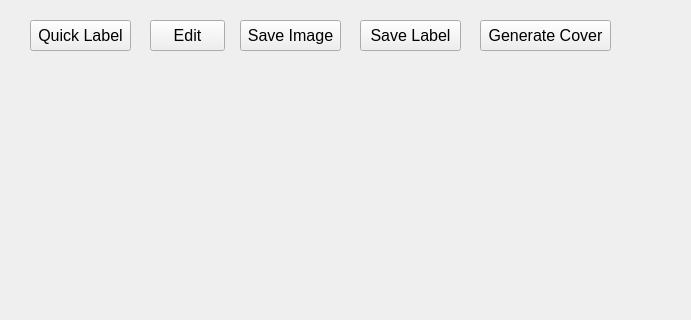
The window that src/label.ui (Crawlwind/Residue) describes before a commit, drawn with Qt 5; both pictures show x 0 to 691 and y 0 to 320 of the 998 by 629 pixel window.
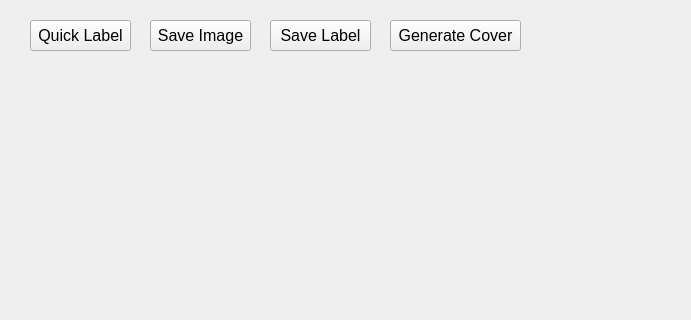
The same window after the commit.

Commit message: 2 page + cluster belong

```diff
--- a/src/label.ui
+++ b/src/label.ui
@@ -32,28 +32,10 @@
      <string>Quick Label</string>
     </property>
    </widget>
-   <widget class="QPushButton" name="edit_button">
-    <property name="geometry">
-     <rect>
-      <x>150</x>
-      <y>20</y>
-      <width>75</width>
-      <height>31</height>
-     </rect>
-    </property>
-    <property name="font">
-     <font>
-      <pointsize>12</pointsize>
-     </font>
-    </property>
-    <property name="text">
-     <string>Edit</string>
-    </property>
-   </widget>
    <widget class="QPushButton" name="save_image_button">
     <property name="geometry">
      <rect>
-      <x>240</x>
+      <x>150</x>
       <y>20</y>
       <width>101</width>
       <height>31</height>
@@ -71,7 +53,7 @@
    <widget class="QPushButton" name="save_label_button">
     <property name="geometry">
      <rect>
-      <x>360</x>
+      <x>270</x>
       <y>20</y>
       <width>101</width>
       <height>31</height>
@@ -129,7 +111,7 @@
    <widget class="QPushButton" name="cover_button">
     <property name="geometry">
      <rect>
-      <x>480</x>
+      <x>390</x>
       <y>20</y>
       <width>131</width>
       <height>31</height>
```
